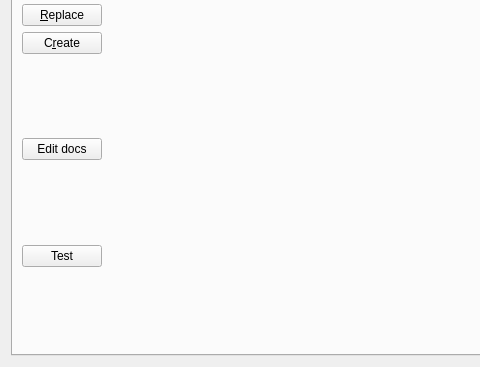
kovidgoyal/calibre, file src/calibre/gui2/preferences/template_functions.ui: the form before one commit; both pictures show x 0 to 480 and y 296 to 663 of the 882 by 663 pixel window.
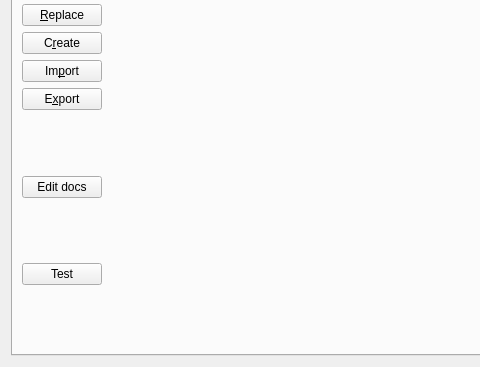
The form after the commit. Custom widgets are drawn as their Qt base class.

Commit message: Add import and export stored template to Preferences / template functions

Diff of the .ui file:
```diff
--- a/src/calibre/gui2/preferences/template_functions.ui
+++ b/src/calibre/gui2/preferences/template_functions.ui
@@ -68,6 +68,20 @@
            </property>
           </widget>
          </item>
+         <item>
+          <widget class="QPushButton" name="st_import_button">
+           <property name="text">
+            <string>Im&amp;port</string>
+           </property>
+          </widget>
+         </item>
+         <item>
+          <widget class="QPushButton" name="st_export_button">
+           <property name="text">
+            <string>E&amp;xport</string>
+           </property>
+          </widget>
+         </item>
          <item>
           <spacer name="verticalSpacer_2">
            <property name="orientation">
```
The commit also changes 1 other file.
